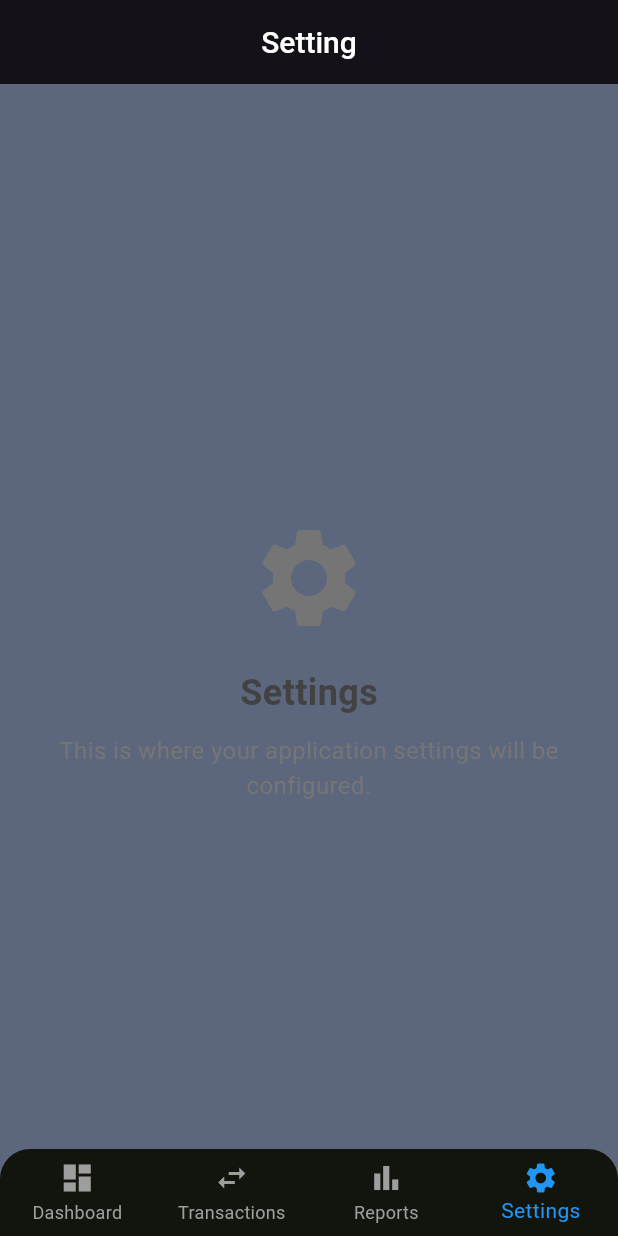
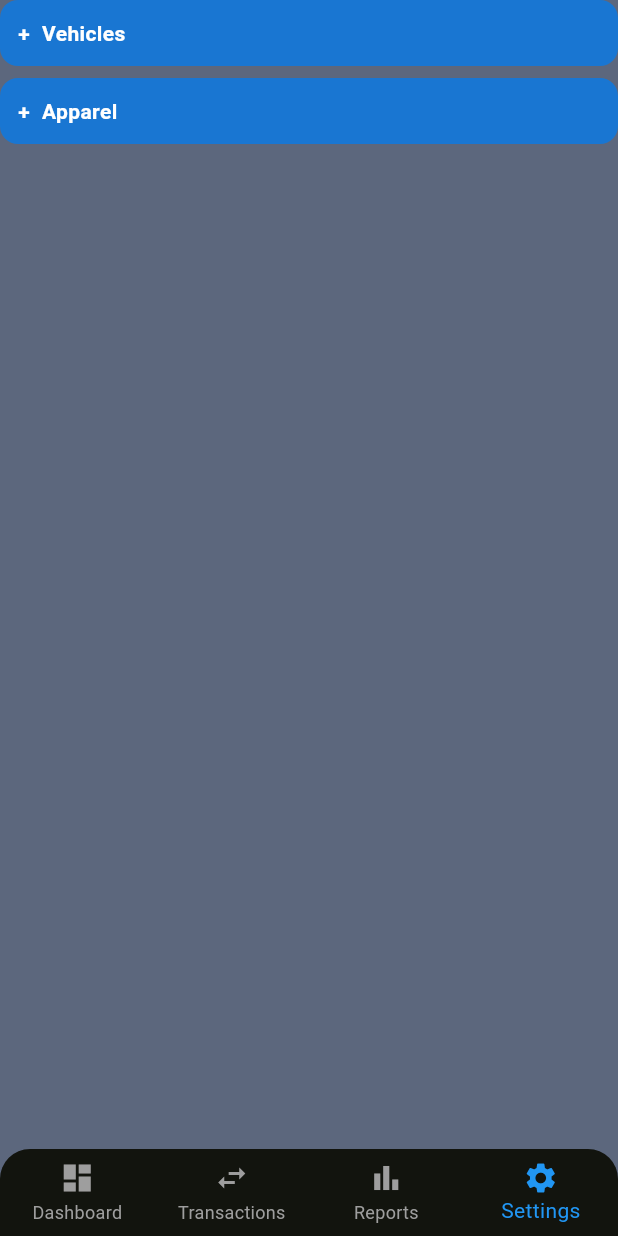
Before and after one commit to dhrubo3724/Task_Forcee, a Flutter app: the screen it shows after launch, item 4 of the bottom bar chosen, on a phone screen of 412 x 824 dp. Run offline on Flutter 3.47's test engine with Material 3 defaults, Android fonts, the phone set to English and light mode, and no system bars.

Commit message:
feat:category update

```diff
--- /dev/null
+++ b/lib/models/category_demo.dart
@@ -0,0 +1,7 @@
+class Category {
+  final String title;
+  final List<Category> children;
+  bool isExpanded;
+
+  Category(this.title, {this.children = const [], this.isExpanded = false});
+}
--- a/lib/navigation/app_navigation.dart
+++ b/lib/navigation/app_navigation.dart
@@ -2,8 +2,8 @@ import 'package:flutter/material.dart';
 
 import '../ui/screens/dashboard_screen.dart';
 import '../ui/screens/report_list_screen.dart';
-import '../ui/screens/settings_screens.dart';
 import '../ui/screens/transection_screen.dart';
+import '../ui/screens/tree_view.dart';
 
 class AppNavigation extends StatefulWidget {
   const AppNavigation({super.key});
@@ -19,7 +19,7 @@ class _AppNavigationState extends State<AppNavigation> {
     DashboardScreen(),
     TransactionsScreen(), // Replace with your actual screen widgets
     ReportListScreen(),
-    SettingsScreen(),
+    CategoryTree(),
   ];
 
   void _onItemTapped(int index) {
--- /dev/null
+++ b/lib/ui/screens/tree_view.dart
@@ -0,0 +1,102 @@
+import 'package:flutter/material.dart';
+import 'package:task_force/models/category_demo.dart';
+
+class CategoryTree extends StatefulWidget {
+  const CategoryTree({super.key});
+
+  @override
+  _CategoryTreeState createState() => _CategoryTreeState();
+}
+
+class _CategoryTreeState extends State<CategoryTree> {
+  final List<Category> categories = [
+    Category(
+      "Vehicles",
+      children: [
+        Category("Electric Vehicles", children: [Category("Tesla")]),
+      ],
+    ),
+    Category("Apparel", children: [Category("Sportswear")]),
+  ];
+
+  @override
+  Widget build(BuildContext context) {
+    return ListView(
+      children:
+          categories
+              .map(
+                (category) => CategoryWidget(
+                  category: category,
+                  level: 0,
+                  onToggle: () => setState(() {}),
+                ),
+              )
+              .toList(),
+    );
+  }
+}
+
+class CategoryWidget extends StatelessWidget {
+  final Category category;
+  final int level;
+  final VoidCallback onToggle;
+
+  const CategoryWidget({
+    Key? key,
+    required this.category,
+    required this.level,
+    required this.onToggle,
+  }) : super(key: key);
+
+  @override
+  Widget build(BuildContext context) {
+    return Column(
+      crossAxisAlignment: CrossAxisAlignment.start,
+      children: [
+        GestureDetector(
+          onTap: () {
+            category.isExpanded = !category.isExpanded;
+            onToggle();
+          },
+          child: Container(
+            margin: EdgeInsets.only(left: level * 20.0, bottom: 8),
+            padding: EdgeInsets.symmetric(horizontal: 12, vertical: 12),
+            decoration: BoxDecoration(
+              color: Colors.blue[700],
+              borderRadius: BorderRadius.circular(12),
+            ),
+            child: Row(
+              children: [
+                Text(
+                  category.isExpanded ? "-" : "+",
+                  style: TextStyle(
+                    color: Colors.white,
+                    fontWeight: FontWeight.bold,
+                  ),
+                ),
+                SizedBox(width: 8),
+                Text(
+                  category.title,
+                  style: TextStyle(
+                    color: Colors.white,
+                    fontWeight: FontWeight.bold,
+                  ),
+                ),
+              ],
+            ),
+          ),
+        ),
+        if (category.isExpanded)
+          ...category.children
+              .map(
+                (child) => CategoryWidget(
+                  category: child,
+                  level: level + 1,
+                  onToggle: onToggle,
+                ),
+              )
+              .toList(),
+      ],
+    );
+  }
+}
```
